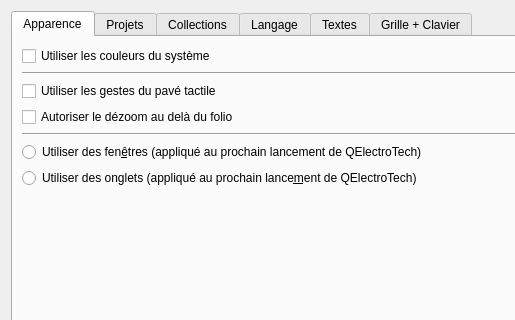
Before: the Qt Designer form sources/ui/configpage/generalconfigurationpage.ui in qelectrotech/qelectrotech-source-mirror, drawn with Qt 5; both pictures show x 0 to 515 and y 0 to 320 of the 727 by 510 pixel window.
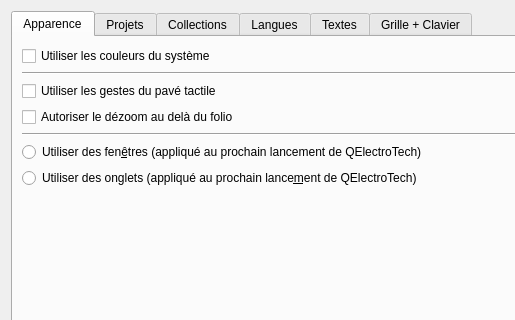
After: the same form once the commit is applied.

```diff
--- a/sources/ui/configpage/generalconfigurationpage.ui
+++ b/sources/ui/configpage/generalconfigurationpage.ui
@@ -306,7 +306,7 @@
      </widget>
      <widget class="QWidget" name="tab_6">
       <attribute name="title">
-       <string>Langage</string>
+       <string>Langues</string>
       </attribute>
       <layout class="QGridLayout" name="gridLayout_3">
        <item row="0" column="0">
```
